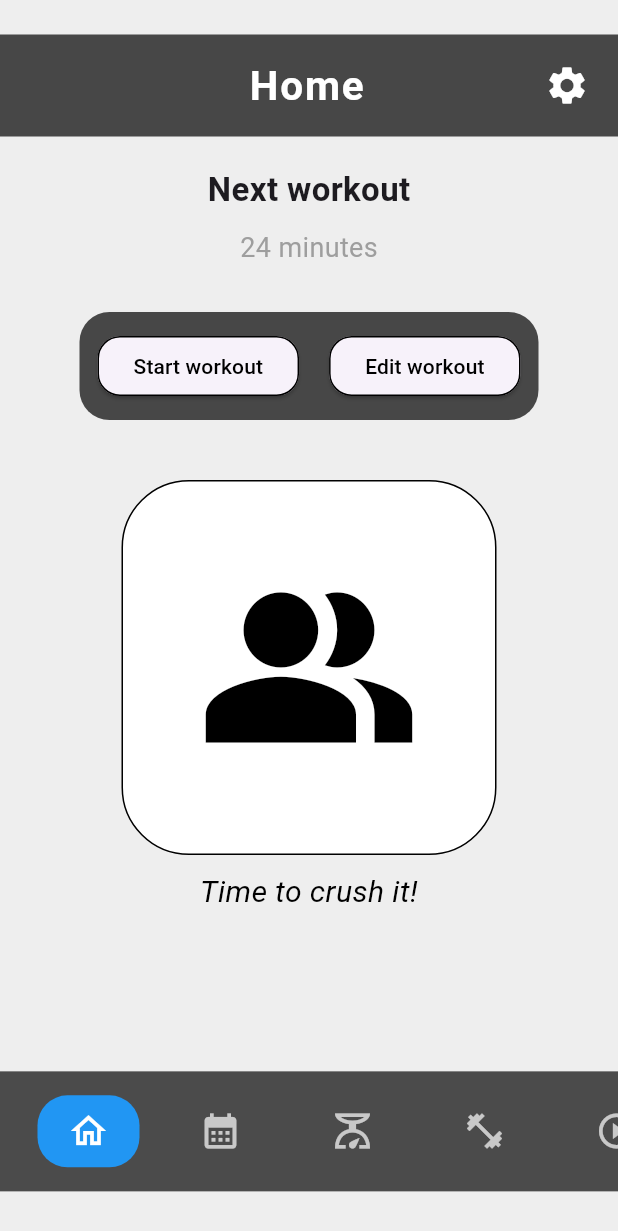
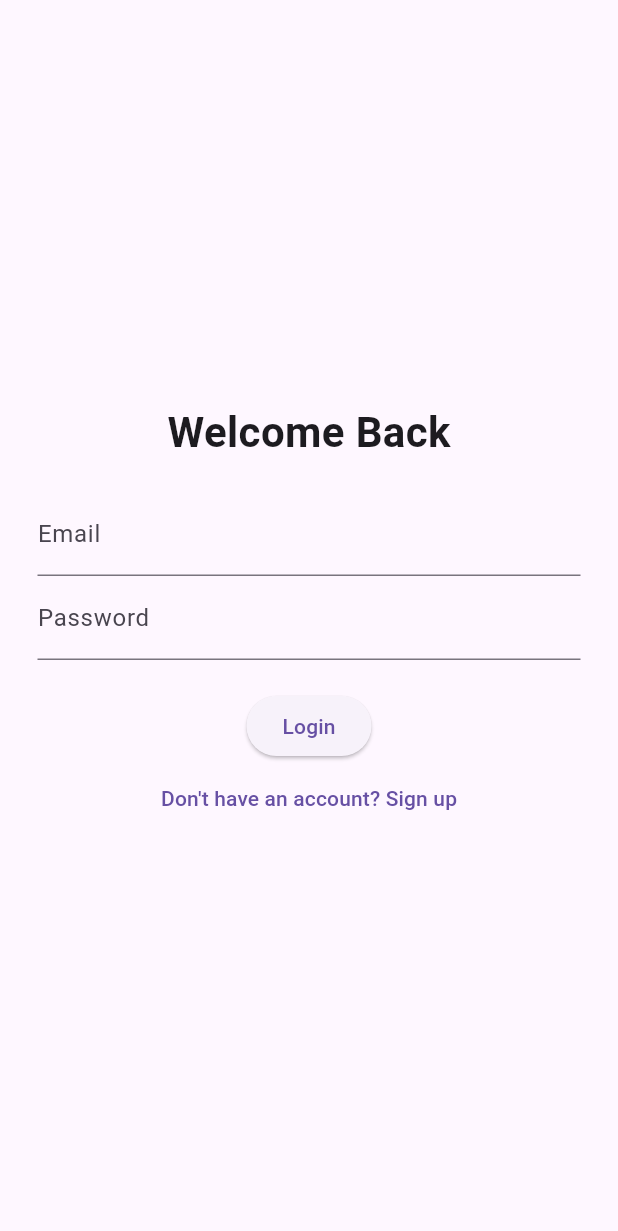
Before and after one commit to noMBavailable/Fitness-app, a Flutter app: the screen it shows after launch, on a phone screen of 412 x 824 dp. Shown: the top 1231 px of the screen. Run offline on Flutter 3.47's test engine with Material 3 defaults, Android fonts, the phone set to English and light mode, and no system bars; our stand-ins replace cloud_firestore, firebase_auth, firebase_core, fl_chart, table_calendar; accounts and stored records are empty.

Commit message:
patch 0.25_5
>Added scripts;
Firebase.json
Google-services.json
Firebase-options.json
Auth_screen.dart
Database_service.dart

>Updated scripts:
Pubspec.yaml
Pubspec.lock
Settings.gradle.kts
Build.gradle.kts
Main.dart
Notes_manager.dart
Notes_screen.dart
Generatedpluginregistrant.swift
Generated_plugin_registrant.cc
Generated_plugins.cmake

> Firebase.json:
Added firebase for datastorage and authentication

> Google-services.json:
Firebase storage

> Firebase-options.json:
Flutterfire file

> Auth_screen.dart:
Screen where you can sign up or login through firebase authentication

> Database_service.dart:
script that translates this app to google cloud services.
Performes crud

> Pubspec.yaml:
Added firebase dependencies
and intl thats apparently good for dates

> Pubspec.lock:
Flutterfire update

> Settings.gradle.kts:
Flutterfire update

> Build.gradle.kts:
Flutterfire update

> Main.dart:
Added firebase and auth screen imports
Added mounted to check if app is actually running before using the code.
Added streambuilder to switch between authorisation and home automatically

> Notes_manager.dart:
Now sends note data to database and remains upon return.

> Notes_screen.dart:
Added firebase and database_service import
Replaced listenable builder with streambuilder.
Added long press delete.

>Generatedpluginregistrant.swift:

> Generated_plugin_registrant.cc:
Firebase update

> Generated_plugins.cmake:
Firebase update

```diff
--- a/lib/main.dart
+++ b/lib/main.dart
@@ -1,4 +1,7 @@
 import 'package:flutter/material.dart';
+import 'package:firebase_core/firebase_core.dart'; // 1. Import Firebase Core
+import 'package:firebase_auth/firebase_auth.dart'; // 2. Import Firebase Auth
+import 'firebase_options.dart';
 
 // Managers
 import 'managers/nav_manager.dart';
@@ -16,9 +19,17 @@ import 'screens/weight_graph_screen.dart';
 import 'widgets/weight_modal.dart';
 import 'widgets/exercise_modal.dart';
 import 'screens/notes_screen.dart';
-import 'screens/workout_selection_screen.dart'; // Import the new selection screen
+import 'screens/workout_selection_screen.dart';
+import 'screens/auth_screen.dart'; // 3. Import your new AuthScreen
 
-void main() => runApp(const FitnessApp());
+void main() async {
+  // 4. Initialize Firebase before running the app
+  WidgetsFlutterBinding.ensureInitialized();
+  await Firebase.initializeApp(
+    options: DefaultFirebaseOptions.currentPlatform,
+  );
+  runApp(const FitnessApp());
+}
 
 class FitnessApp extends StatelessWidget {
   const FitnessApp({super.key});
@@ -28,7 +39,21 @@ class FitnessApp extends StatelessWidget {
     return MaterialApp(
       debugShowCheckedModeBanner: false,
       theme: ThemeData(useMaterial3: true, primarySwatch: Colors.blue),
-      home: const FitnessHomeScreen(),
+      // 5. Use StreamBuilder to switch between Auth and Home automatically
+      home: StreamBuilder<User?>(
+        stream: FirebaseAuth.instance.authStateChanges(),
+        builder: (context, snapshot) {
+          if (snapshot.connectionState == ConnectionState.waiting) {
+            return const Scaffold(body: Center(child: CircularProgressIndicator()));
+          }
+          // If a user exists in the stream, they are logged in
+          if (snapshot.hasData) {
+            return const FitnessHomeScreen();
+          }
+          // Otherwise, show the Login/Signup screen
+          return const AuthScreen();
+        },
+      ),
     );
   }
 }
@@ -41,7 +66,6 @@ class FitnessHomeScreen extends StatefulWidget {
 }
 
 class _FitnessHomeScreenState extends State<FitnessHomeScreen> {
-  // 1. OBJECT INSTANCES
   final NavManager _navManager = NavManager();
   final WeightManager _weightManager = WeightManager();
   final ExerciseManager _exerciseManager = ExerciseManager();
@@ -49,7 +73,6 @@ class _FitnessHomeScreenState extends State<FitnessHomeScreen> {
   final AgendaManager _agendaManager = AgendaManager();
   final NotesManager _notesManager = NotesManager();
 
-  // 2. STATE VARIABLES
   bool _showWeightModal = false;
   bool _showExerciseModal = false;
   int _actualCurrentPage = 0;
@@ -59,6 +82,7 @@ class _FitnessHomeScreenState extends State<FitnessHomeScreen> {
     super.initState();
 
     _navManager.addListener(() {
+      if (!mounted) return;
       setState(() {
         int newIndex = _navManager.currentIndex;
 
@@ -73,12 +97,10 @@ class _FitnessHomeScreenState extends State<FitnessHomeScreen> {
           _showExerciseModal = true;
           _showWeightModal = false;
         } else if (newIndex == 4) {
-          // Workout Selection Tab
           _showWeightModal = false;
           _showExerciseModal = false;
           _actualCurrentPage = 3;
         } else if (newIndex == 5) {
-          // Notes Tab
           _showWeightModal = false;
           _showExerciseModal = false;
           _actualCurrentPage = 4;
@@ -93,7 +115,6 @@ class _FitnessHomeScreenState extends State<FitnessHomeScreen> {
 
   @override
   Widget build(BuildContext context) {
-    // Dynamic page list ensures selection screen always has the latest manager data
     final List<Widget> dynamicPages = [
       const HomeScreen(),
       AgendaScreen(
@@ -102,7 +123,6 @@ class _FitnessHomeScreenState extends State<FitnessHomeScreen> {
         navManager: _navManager,
       ),
       WeightGraphScreen(manager: _weightManager, navManager: _navManager),
-      // REPLACED: ActiveWorkoutScreen is now WorkoutSelectionScreen
       WorkoutSelectionScreen(
         agendaManager: _agendaManager,
         workoutManager: _workoutManager,
@@ -126,16 +146,11 @@ class _FitnessHomeScreenState extends State<FitnessHomeScreen> {
             },
             child: dynamicPages[_actualCurrentPage],
           ),
-
           if (_showWeightModal)
             Align(
               alignment: const Alignment(0, 0.65),
-              child: WeightModal(
-                manager: _weightManager,
-                navManager: _navManager,
-              ),
+              child: WeightModal(manager: _weightManager, navManager: _navManager),
             ),
-
           if (_showExerciseModal)
             Align(
               alignment: const Alignment(0, 0.68),
@@ -145,7 +160,6 @@ class _FitnessHomeScreenState extends State<FitnessHomeScreen> {
                 navManager: _navManager,
               ),
             ),
-
           Align(
             alignment: const Alignment(0, 0.92),
             child: SwipeNavDock(manager: _navManager),
--- /dev/null
+++ b/lib/screens/auth_screen.dart
@@ -0,0 +1,60 @@
+import 'package:firebase_auth/firebase_auth.dart';
+import 'package:flutter/material.dart';
+
+class AuthScreen extends StatefulWidget {
+  const AuthScreen({super.key});
+
+  @override
+  State<AuthScreen> createState() => _AuthScreenState();
+}
+
+class _AuthScreenState extends State<AuthScreen> {
+  final _emailController = TextEditingController();
+  final _passwordController = TextEditingController();
+  bool _isLogin = true;
+
+  Future<void> _submit() async {
+    try {
+      if (_isLogin) {
+        await FirebaseAuth.instance.signInWithEmailAndPassword(
+          email: _emailController.text.trim(),
+          password: _passwordController.text.trim(),
+        );
+      } else {
+        await FirebaseAuth.instance.createUserWithEmailAndPassword(
+          email: _emailController.text.trim(),
+          password: _passwordController.text.trim(),
+        );
+      }
+    } catch (e) {
+      ScaffoldMessenger.of(context).showSnackBar(
+        SnackBar(content: Text(e.toString())),
+      );
+    }
+  }
+
+  @override
+  Widget build(BuildContext context) {
+    return Scaffold(
+      body: Padding(
+        padding: const EdgeInsets.all(25.0),
+        child: Column(
+          mainAxisAlignment: MainAxisAlignment.center,
+          children: [
+            Text(_isLogin ? "Welcome Back" : "Create Account",
+                 style: const TextStyle(fontSize: 28, fontWeight: FontWeight.bold)),
+            const SizedBox(height: 20),
+            TextField(controller: _emailController, decoration: const InputDecoration(labelText: "Email")),
+            TextField(controller: _passwordController, decoration: const InputDecoration(labelText: "Password"), obscureText: true),
+            const SizedBox(height: 20),
+            ElevatedButton(onPressed: _submit, child: Text(_isLogin ? "Login" : "Sign Up")),
+            TextButton(
+              onPressed: () => setState(() => _isLogin = !_isLogin),
+              child: Text(_isLogin ? "Don't have an account? Sign up" : "Already have an account? Login"),
+            ),
+          ],
+        ),
+      ),
+    );
+  }
+}
```
Also changed, not shown: lib/managers/notes_manager.dart (+36 -2 lines), lib/screens/notes_screen.dart (+52 -18 lines), lib/services/database_service.dart (added, +37 -0 lines), pubspec.yaml (+7 -0 lines), firebase.json (added), lib/firebase_options.dart (added), pubspec.lock, 6 other files.
